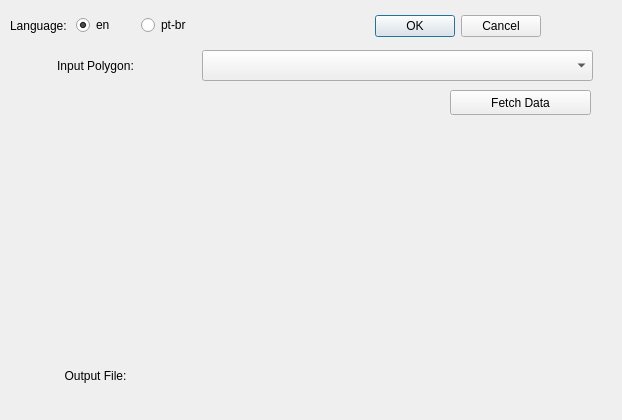
kauevestena/osm_sidewalkreator, file osm_sidewalkreator_dialog_base.ui: the form before one commit.
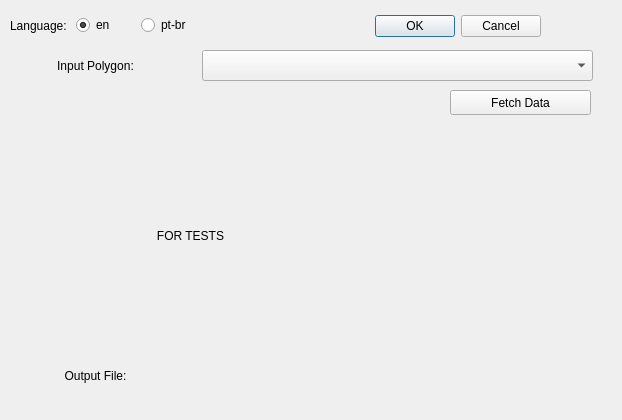
The form after the commit. Custom widgets are drawn as their Qt base class.

What changed in the file:
```diff
--- a/osm_sidewalkreator_dialog_base.ui
+++ b/osm_sidewalkreator_dialog_base.ui
@@ -136,6 +136,25 @@
     <string>Fetch Data</string>
    </property>
   </widget>
+  <widget class="QLabel" name="for_tests">
+   <property name="geometry">
+    <rect>
+     <x>70</x>
+     <y>180</y>
+     <width>241</width>
+     <height>111</height>
+    </rect>
+   </property>
+   <property name="text">
+    <string>FOR TESTS</string>
+   </property>
+   <property name="textFormat">
+    <enum>Qt::PlainText</enum>
+   </property>
+   <property name="alignment">
+    <set>Qt::AlignCenter</set>
+   </property>
+  </widget>
  </widget>
  <customwidgets>
   <customwidget>
```
